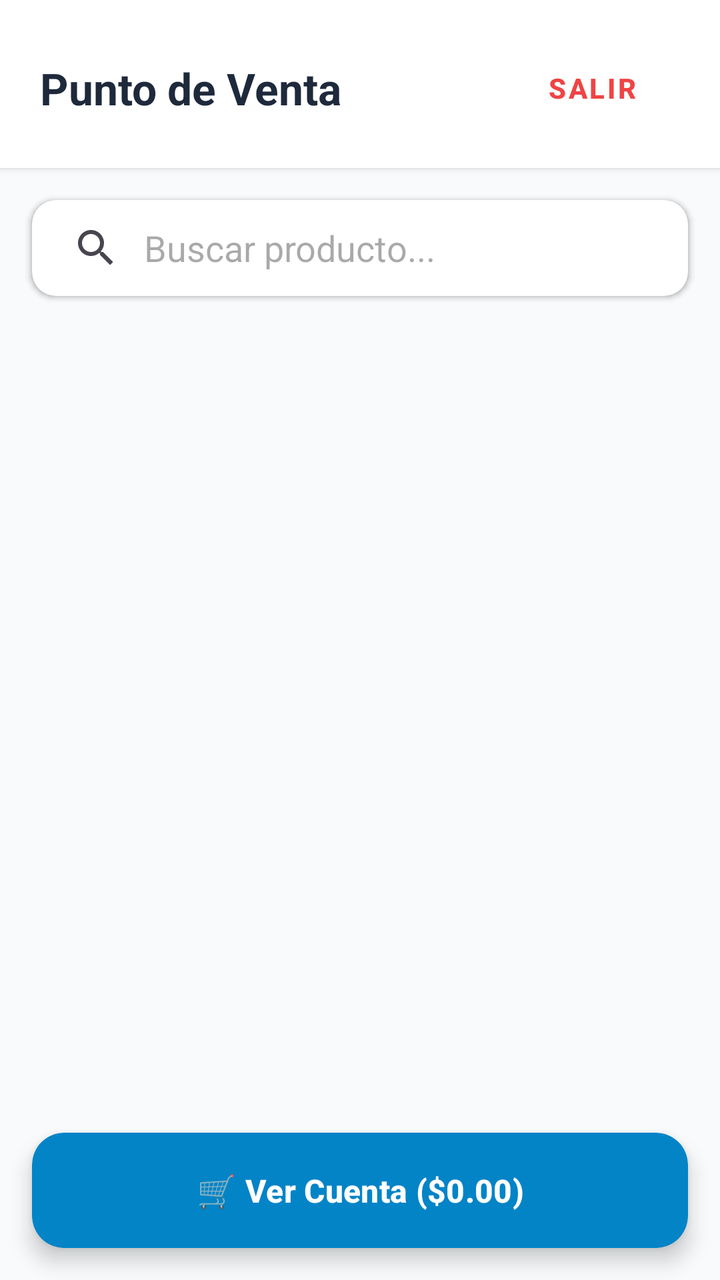
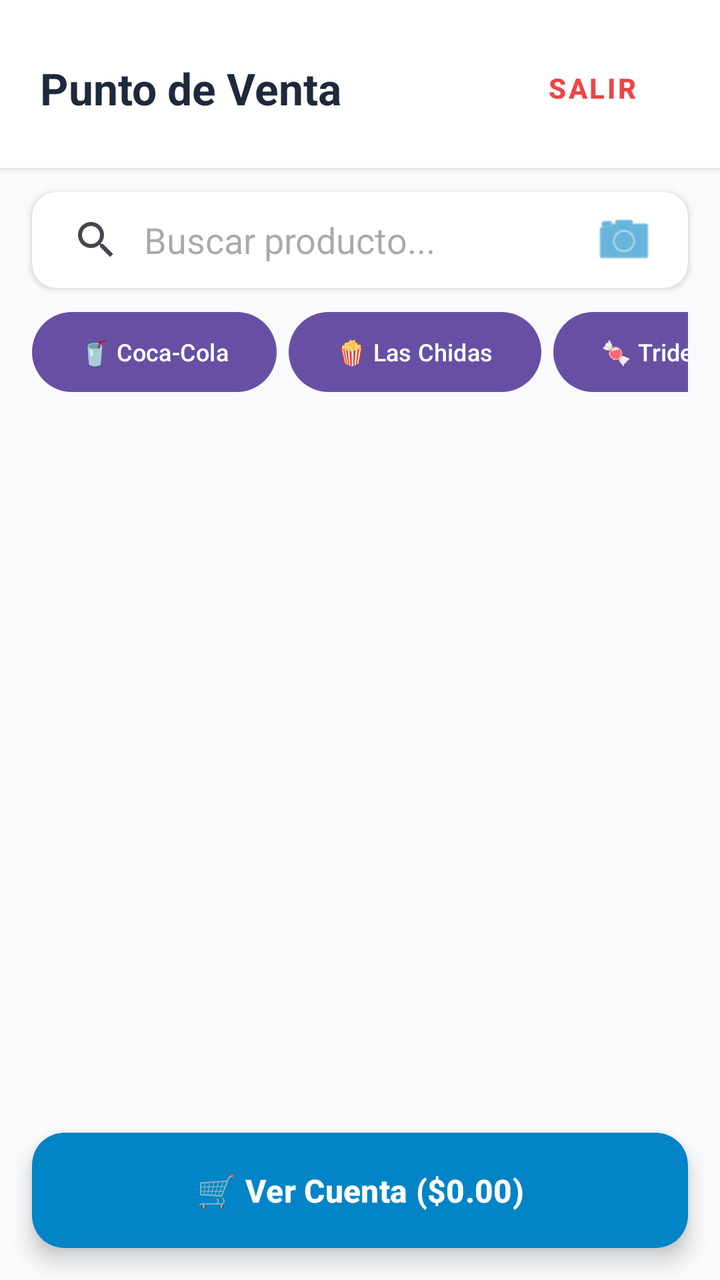

Before-and-after screenshots of an Android layout around one commit, followed by the original layout XML and the change that was made.
<!-- AndroidManifest.xml: application theme Theme.CrudProductos -->
<!-- res/layout/activity_usuario.xml -->
<?xml version="1.0" encoding="utf-8"?>
<androidx.constraintlayout.widget.ConstraintLayout xmlns:android="http://schemas.android.com/apk/res/android"
    xmlns:app="http://schemas.android.com/apk/res-auto"
    xmlns:tools="http://schemas.android.com/tools"
    android:id="@+id/main"
    android:layout_width="match_parent"
    android:layout_height="match_parent"
    android:background="#F8FAFC"
    tools:context=".Usuario">

    <androidx.cardview.widget.CardView
        android:id="@+id/searchCard"
        android:layout_width="0dp"
        android:layout_height="wrap_content"
        android:layout_marginHorizontal="16dp"
        android:layout_marginTop="16dp"
        app:cardBackgroundColor="#FFFFFF"
        app:cardCornerRadius="12dp"
        app:cardElevation="2dp"
        app:layout_constraintEnd_toEndOf="parent"
        app:layout_constraintStart_toStartOf="parent"
        app:layout_constraintTop_toBottomOf="@+id/headerCard">

        <LinearLayout
            android:layout_width="match_parent"
            android:layout_height="wrap_content"
            android:gravity="center_vertical"
            android:orientation="horizontal">

            <SearchView
                android:id="@+id/searchView"
                android:layout_width="0dp"
                android:layout_height="wrap_content"
                android:layout_weight="1"
                android:iconifiedByDefault="false"
                android:queryBackground="@android:color/transparent"
                android:queryHint="Buscar producto..." />

            
            <ImageButton
                android:id="@+id/btnEscanearCamara"
                android:layout_width="48dp"
                android:layout_height="48dp"
                android:layout_marginEnd="8dp"
                android:background="?attr/selectableItemBackgroundBorderless"
                android:contentDescription="Escanear producto"
                android:src="@android:drawable/ic_menu_camera"
                app:tint="#0284C7" />
        </LinearLayout>
    </androidx.cardview.widget.CardView>

    
    <androidx.cardview.widget.CardView
        android:id="@+id/headerCard"
        android:layout_width="match_parent"
        android:layout_height="wrap_content"
        app:cardBackgroundColor="#FFFFFF"
        app:cardCornerRadius="0dp"
        app:cardElevation="2dp"
        app:layout_constraintEnd_toEndOf="parent"
        app:layout_constraintStart_toStartOf="parent"
        app:layout_constraintTop_toTopOf="parent">

        <androidx.constraintlayout.widget.ConstraintLayout
            android:layout_width="match_parent"
            android:layout_height="wrap_content"
            android:paddingHorizontal="20dp"
            android:paddingTop="20dp"
            android:paddingBottom="16dp">

            <TextView
                android:id="@+id/tvTitulo"
                android:layout_width="wrap_content"
                android:layout_height="wrap_content"
                android:text="Punto de Venta"
                android:textColor="#1E293B"
                android:textSize="22sp"
                android:textStyle="bold"
                app:layout_constraintBottom_toBottomOf="parent"
                app:layout_constraintStart_toStartOf="parent"
                app:layout_constraintTop_toTopOf="parent" />

            <com.google.android.material.button.MaterialButton
                android:id="@+id/btnCerrarSesion"
                style="@style/Widget.MaterialComponents.Button.TextButton"
                android:layout_width="wrap_content"
                android:layout_height="wrap_content"
                android:paddingHorizontal="12dp"
                android:text="Salir"
                android:textColor="#EF4444"
                android:textSize="14sp"
                android:textStyle="bold"
                app:layout_constraintBottom_toBottomOf="parent"
                app:layout_constraintEnd_toEndOf="parent"
                app:layout_constraintTop_toTopOf="parent" />

        </androidx.constraintlayout.widget.ConstraintLayout>
    </androidx.cardview.widget.CardView>

    
    <androidx.cardview.widget.CardView
        android:id="@+id/searchCard"
        android:layout_width="0dp"
        android:layout_height="wrap_content"
        android:layout_marginHorizontal="16dp"
        android:layout_marginTop="16dp"
        app:cardBackgroundColor="#FFFFFF"
        app:cardCornerRadius="12dp"
        app:cardElevation="2dp"
        app:layout_constraintEnd_toEndOf="parent"
        app:layout_constraintStart_toStartOf="parent"
        app:layout_constraintTop_toBottomOf="@+id/headerCard">

        <SearchView
            android:id="@+id/searchView"
            android:layout_width="match_parent"
            android:layout_height="wrap_content"
            android:iconifiedByDefault="false"
            android:queryBackground="@android:color/transparent"
            android:queryHint="Buscar producto..." />
    </androidx.cardview.widget.CardView>

    
    <androidx.recyclerview.widget.RecyclerView
        android:id="@+id/recyclerViewProductos"
        android:layout_width="0dp"
        android:layout_height="0dp"
        android:clipToPadding="false"
        android:paddingHorizontal="16dp"
        android:paddingTop="12dp"
        android:paddingBottom="90dp"
        app:layout_constraintBottom_toBottomOf="parent"
        app:layout_constraintEnd_toEndOf="parent"
        app:layout_constraintStart_toStartOf="parent"
        app:layout_constraintTop_toBottomOf="@+id/searchCard"
        tools:listitem="@layout/item_producto_usuario" />

    
    <androidx.cardview.widget.CardView
        android:id="@+id/cardBottomBar"
        android:layout_width="0dp"
        android:layout_height="wrap_content"
        android:layout_margin="16dp"
        app:cardBackgroundColor="#0284C7"
        app:cardCornerRadius="16dp"
        app:cardElevation="6dp"
        app:layout_constraintBottom_toBottomOf="parent"
        app:layout_constraintEnd_toEndOf="parent"
        app:layout_constraintStart_toStartOf="parent">

        <com.google.android.material.button.MaterialButton
            android:id="@+id/btnVerCuenta"
            android:layout_width="match_parent"
            android:layout_height="wrap_content"
            android:backgroundTint="@android:color/transparent"
            android:paddingVertical="14dp"
            android:text="🛒 Ver Cuenta ($0.00)"
            android:textColor="#FFFFFF"
            android:textSize="16sp"
            android:textStyle="bold"
            app:cornerRadius="16dp"
            app:elevation="0dp" />
    </androidx.cardview.widget.CardView>

</androidx.constraintlayout.widget.ConstraintLayout>
<!-- res/layout/item_producto_usuario.xml (included above) -->
<?xml version="1.0" encoding="utf-8"?>
<androidx.cardview.widget.CardView xmlns:android="http://schemas.android.com/apk/res/android"
    xmlns:app="http://schemas.android.com/apk/res-auto"
    android:layout_width="match_parent"
    android:layout_height="wrap_content"
    android:layout_marginVertical="6dp"
    app:cardBackgroundColor="#FFFFFF"
    app:cardCornerRadius="14dp"
    app:cardElevation="3dp">

    <androidx.constraintlayout.widget.ConstraintLayout
        android:layout_width="match_parent"
        android:layout_height="wrap_content"
        android:padding="16dp">

        <TextView
            android:id="@+id/tvNombreProducto"
            android:layout_width="0dp"
            android:layout_height="wrap_content"
            android:layout_marginEnd="12dp"
            android:ellipsize="end"
            android:maxLines="2"
            android:text="Nombre del Producto"
            android:textColor="#1E293B"
            android:textSize="17sp"
            android:textStyle="bold"
            app:layout_constraintEnd_toStartOf="@+id/btnVender"
            app:layout_constraintStart_toStartOf="parent"
            app:layout_constraintTop_toTopOf="parent" />

        <TextView
            android:id="@+id/tvPrecio"
            android:layout_width="wrap_content"
            android:layout_height="wrap_content"
            android:layout_marginTop="6dp"
            android:text="$ 0.00"
            android:textColor="#16A34A"
            android:textSize="18sp"
            android:textStyle="bold"
            app:layout_constraintStart_toStartOf="parent"
            app:layout_constraintTop_toBottomOf="@id/tvNombreProducto" />

        <TextView
            android:id="@+id/tvExistencias"
            android:layout_width="wrap_content"
            android:layout_height="wrap_content"
            android:layout_marginTop="4dp"
            android:background="#F1F5F9"
            android:paddingHorizontal="8dp"
            android:paddingVertical="3dp"
            android:text="Stock: 10"
            android:textColor="#64748B"
            android:textSize="12sp"
            android:textStyle="bold"
            app:layout_constraintStart_toStartOf="parent"
            app:layout_constraintTop_toBottomOf="@id/tvPrecio" />

        <com.google.android.material.button.MaterialButton
            android:id="@+id/btnVender"
            android:layout_width="wrap_content"
            android:layout_height="wrap_content"
            android:backgroundTint="#0284C7"
            android:text="+ Agregar"
            android:textColor="#FFFFFF"
            android:textSize="13sp"
            android:textStyle="bold"
            app:cornerRadius="10dp"
            app:layout_constraintBottom_toBottomOf="parent"
            app:layout_constraintEnd_toEndOf="parent"
            app:layout_constraintTop_toTopOf="parent" />

    </androidx.constraintlayout.widget.ConstraintLayout>
</androidx.cardview.widget.CardView>
<!-- resources referenced by this layout -->
<resources>
  <style name="Theme.CrudProductos" parent="Base.Theme.CrudProductos" />
  <style name="Base.Theme.CrudProductos" parent="Theme.Material3.DayNight.NoActionBar">
          
          
      </style>
</resources>

<!-- the commit's change to res/layout/activity_usuario.xml (unified diff, before → after) -->
@@ -8,12 +8,61 @@
     android:background="#F8FAFC"
     tools:context=".Usuario">
 
+    
+    <androidx.cardview.widget.CardView
+        android:id="@+id/headerCard"
+        android:layout_width="match_parent"
+        android:layout_height="wrap_content"
+        app:cardBackgroundColor="#FFFFFF"
+        app:cardCornerRadius="0dp"
+        app:cardElevation="2dp"
+        app:layout_constraintEnd_toEndOf="parent"
+        app:layout_constraintStart_toStartOf="parent"
+        app:layout_constraintTop_toTopOf="parent">
+
+        <androidx.constraintlayout.widget.ConstraintLayout
+            android:layout_width="match_parent"
+            android:layout_height="wrap_content"
+            android:paddingHorizontal="20dp"
+            android:paddingTop="20dp"
+            android:paddingBottom="16dp">
+
+            <TextView
+                android:id="@+id/tvTitulo"
+                android:layout_width="wrap_content"
+                android:layout_height="wrap_content"
+                android:text="Punto de Venta"
+                android:textColor="#1E293B"
+                android:textSize="22sp"
+                android:textStyle="bold"
+                app:layout_constraintBottom_toBottomOf="parent"
+                app:layout_constraintStart_toStartOf="parent"
+                app:layout_constraintTop_toTopOf="parent" />
+
+            <com.google.android.material.button.MaterialButton
+                android:id="@+id/btnCerrarSesion"
+                style="@style/Widget.MaterialComponents.Button.TextButton"
+                android:layout_width="wrap_content"
+                android:layout_height="wrap_content"
+                android:paddingHorizontal="12dp"
+                android:text="Salir"
+                android:textColor="#EF4444"
+                android:textSize="14sp"
+                android:textStyle="bold"
+                app:layout_constraintBottom_toBottomOf="parent"
+                app:layout_constraintEnd_toEndOf="parent"
+                app:layout_constraintTop_toTopOf="parent" />
+
+        </androidx.constraintlayout.widget.ConstraintLayout>
+    </androidx.cardview.widget.CardView>
+
+    
     <androidx.cardview.widget.CardView
         android:id="@+id/searchCard"
         android:layout_width="0dp"
         android:layout_height="wrap_content"
         android:layout_marginHorizontal="16dp"
-        android:layout_marginTop="16dp"
+        android:layout_marginTop="12dp"
         app:cardBackgroundColor="#FFFFFF"
         app:cardCornerRadius="12dp"
         app:cardElevation="2dp"
@@ -50,75 +99,63 @@
     </androidx.cardview.widget.CardView>
 
     
-    <androidx.cardview.widget.CardView
-        android:id="@+id/headerCard"
-        android:layout_width="match_parent"
-        android:layout_height="wrap_content"
-        app:cardBackgroundColor="#FFFFFF"
-        app:cardCornerRadius="0dp"
-        app:cardElevation="2dp"
-        app:layout_constraintEnd_toEndOf="parent"
-        app:layout_constraintStart_toStartOf="parent"
-        app:layout_constraintTop_toTopOf="parent">
-
-        <androidx.constraintlayout.widget.ConstraintLayout
-            android:layout_width="match_parent"
-            android:layout_height="wrap_content"
-            android:paddingHorizontal="20dp"
-            android:paddingTop="20dp"
-            android:paddingBottom="16dp">
-
-            <TextView
-                android:id="@+id/tvTitulo"
-                android:layout_width="wrap_content"
-                android:layout_height="wrap_content"
-                android:text="Punto de Venta"
-                android:textColor="#1E293B"
-                android:textSize="22sp"
-                android:textStyle="bold"
-                app:layout_constraintBottom_toBottomOf="parent"
-                app:layout_constraintStart_toStartOf="parent"
-                app:layout_constraintTop_toTopOf="parent" />
-
-            <com.google.android.material.button.MaterialButton
-                android:id="@+id/btnCerrarSesion"
-                style="@style/Widget.MaterialComponents.Button.TextButton"
-                android:layout_width="wrap_content"
-                android:layout_height="wrap_content"
-                android:paddingHorizontal="12dp"
-                android:text="Salir"
-                android:textColor="#EF4444"
-                android:textSize="14sp"
-                android:textStyle="bold"
-                app:layout_constraintBottom_toBottomOf="parent"
-                app:layout_constraintEnd_toEndOf="parent"
-                app:layout_constraintTop_toTopOf="parent" />
-
-        </androidx.constraintlayout.widget.ConstraintLayout>
-    </androidx.cardview.widget.CardView>
-
-    
-    <androidx.cardview.widget.CardView
-        android:id="@+id/searchCard"
+    <HorizontalScrollView
+        android:id="@+id/scrollBotonesRapidos"
         android:layout_width="0dp"
         android:layout_height="wrap_content"
         android:layout_marginHorizontal="16dp"
-        android:layout_marginTop="16dp"
-        app:cardBackgroundColor="#FFFFFF"
-        app:cardCornerRadius="12dp"
-        app:cardElevation="2dp"
-        app:layout_constraintEnd_toEndOf="parent"
-        app:layout_constraintStart_toStartOf="parent"
-        app:layout_constraintTop_toBottomOf="@+id/headerCard">
-
-        <SearchView
-            android:id="@+id/searchView"
-            android:layout_width="match_parent"
-            android:layout_height="wrap_content"
-            android:iconifiedByDefault="false"
-            android:queryBackground="@android:color/transparent"
-            android:queryHint="Buscar producto..." />
-    </androidx.cardview.widget.CardView>
+        android:layout_marginTop="8dp"
+        android:scrollbars="none"
+        app:layout_constraintEnd_toEndOf="parent"
+        app:layout_constraintStart_toStartOf="parent"
+        app:layout_constraintTop_toBottomOf="@+id/searchCard">
+
+        <LinearLayout
+            android:layout_width="wrap_content"
+            android:layout_height="wrap_content"
+            android:orientation="horizontal">
+
+            <Button
+                android:id="@+id/btnCoca"
+                android:layout_width="wrap_content"
+                android:layout_height="wrap_content"
+                android:layout_marginEnd="6dp"
+                android:text="🥤 Coca-Cola"
+                android:textSize="12sp" />
+
+            <Button
+                android:id="@+id/btnChidas"
+                android:layout_width="wrap_content"
+                android:layout_height="wrap_content"
+                android:layout_marginEnd="6dp"
+                android:text="🍿 Las Chidas"
+                android:textSize="12sp" />
+
+            <Button
+                android:id="@+id/btnTrident"
+                android:layout_width="wrap_content"
+                android:layout_height="wrap_content"
+                android:layout_marginEnd="6dp"
+                android:text="🍬 Trident"
+                android:textSize="12sp" />
+
+            <Button
+                android:id="@+id/btnMazapan"
+                android:layout_width="wrap_content"
+                android:layout_height="wrap_content"
+                android:layout_marginEnd="6dp"
+                android:text="🥜 Mazapán"
+                android:textSize="12sp" />
+
+            <Button
+                android:id="@+id/btnGalletas"
+                android:layout_width="wrap_content"
+                android:layout_height="wrap_content"
+                android:text="🍪 Galletas"
+                android:textSize="12sp" />
+
+        </LinearLayout>
+    </HorizontalScrollView>
 
     
     <androidx.recyclerview.widget.RecyclerView
@@ -127,12 +164,12 @@
         android:layout_height="0dp"
         android:clipToPadding="false"
         android:paddingHorizontal="16dp"
-        android:paddingTop="12dp"
+        android:paddingTop="8dp"
         android:paddingBottom="90dp"
         app:layout_constraintBottom_toBottomOf="parent"
         app:layout_constraintEnd_toEndOf="parent"
         app:layout_constraintStart_toStartOf="parent"
-        app:layout_constraintTop_toBottomOf="@+id/searchCard"
+        app:layout_constraintTop_toBottomOf="@+id/scrollBotonesRapidos"
         tools:listitem="@layout/item_producto_usuario" />
 
     
